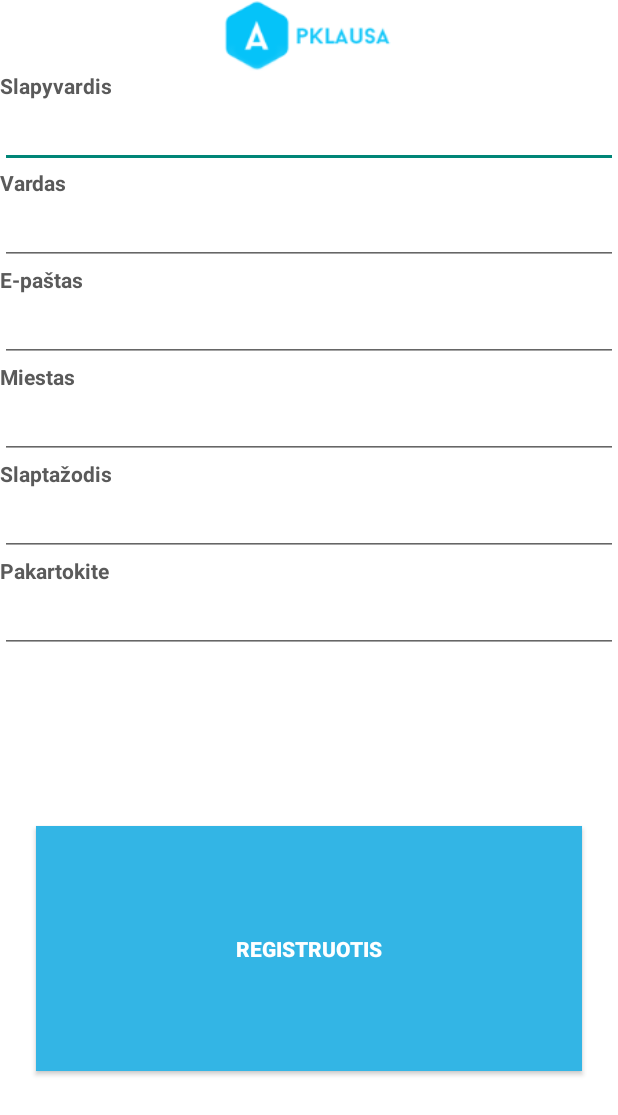
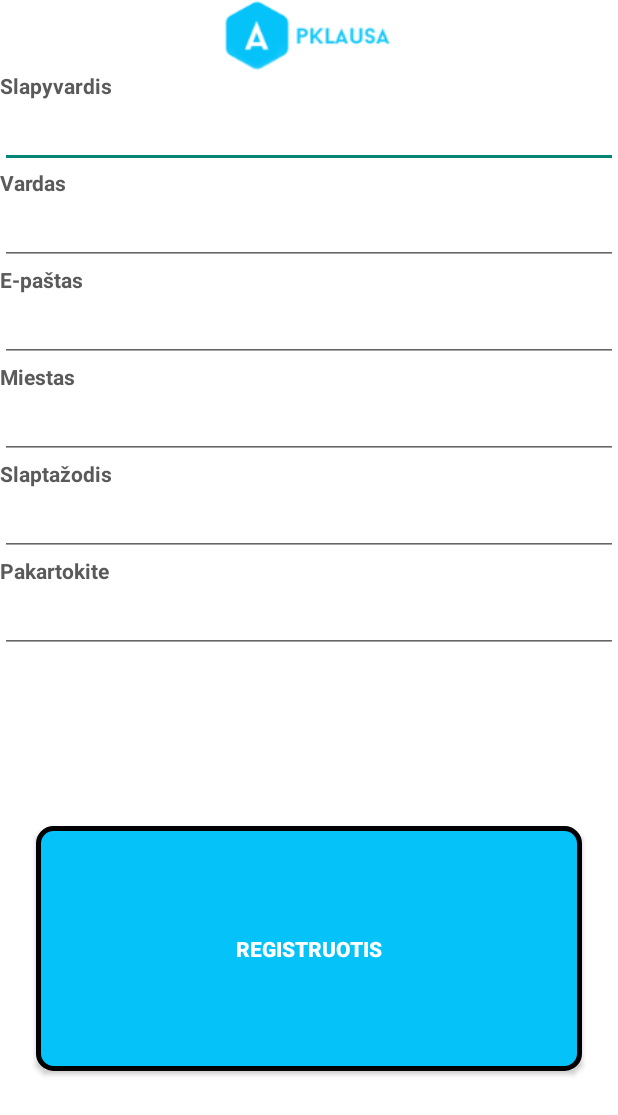
Before and after one commit to violetine/apk_kpa, an Android app: the Register screen opened directly, with no data from a screen before it, on a phone screen of 412 x 824 dp. Shown: the top 1115 px of the screen. Run offline under Robolectric (Android 15) with nearby library versions, the phone set to English and light mode, and no system bars.

Commit message:
Mygtuku suapvalinimas

```diff
--- /dev/null
+++ b/app/src/main/res/drawable/rounded_corner.xml
@@ -0,0 +1,29 @@
+<?xml version="1.0" encoding="utf-8"?>
+<shape
+    xmlns:android="http://schemas.android.com/apk/res/android"
+    android:shape="rectangle">
+
+    <!-- view background color -->
+    <solid
+        android:color="#05c3f9" >
+    </solid>
+
+    <!-- view border color and width -->
+    <stroke
+        android:width="3dp" >
+    </stroke>
+
+    <!-- If you want to add some padding -->
+    <padding
+        android:left="4dp"
+        android:top="4dp"
+        android:right="4dp"
+        android:bottom="4dp"    >
+    </padding>
+
+    <!-- Here is the corner radius -->
+    <corners
+        android:radius="10dp"   >
+    </corners>
+
+</shape>
--- a/app/src/main/res/layout/activity_sukurti_klausima.xml
+++ b/app/src/main/res/layout/activity_sukurti_klausima.xml
@@ -87,6 +87,8 @@
         android:layout_width="wrap_content"
         android:layout_height="wrap_content"
         android:text="Prideti klausima"
+        android:background="@drawable/rounded_corner"
+        android:textColor="#fff"
         android:id="@+id/btnPridetiKlausima"
         android:layout_below="@+id/txtTreciasPasirinkimas"
         android:layout_centerHorizontal="true" />
--- a/app/src/main/res/layout/keisti_psw.xml
+++ b/app/src/main/res/layout/keisti_psw.xml
@@ -99,7 +99,7 @@
             android:layout_marginTop="20dip"
             android:text="Keisti slaptažodi"
             android:layout_weight="0.37"
-            android:background="#ff33b5e5"
+            android:background="@drawable/rounded_corner"
             android:textColor="#ffffffff"
             android:textStyle="bold" />
     </LinearLayout>
--- a/app/src/main/res/layout/klausymas.xml
+++ b/app/src/main/res/layout/klausymas.xml
@@ -44,6 +44,8 @@
         android:layout_width="350dp"
         android:layout_height="100dp"
         android:text="Kitas klausymas"
+        android:background="@drawable/rounded_corner"
+        android:textColor="#fff"
         android:id="@+id/submit"
         android:onClick="ats"/>
 
--- a/app/src/main/res/layout/loged_in_admin.xml
+++ b/app/src/main/res/layout/loged_in_admin.xml
@@ -34,8 +34,8 @@
             android:text = "Sukurti apklausa"
             android:textSize="30dp"
             android:layout_alignParentTop="true"
-            android:background="#ff33b5e5"
-            android:textColor="#ffffffff"
+            android:background="@drawable/rounded_corner"
+            android:textColor="#fff"
             android:textStyle="bold"> </Button>
 
     </RelativeLayout>
--- a/app/src/main/res/layout/login.xml
+++ b/app/src/main/res/layout/login.xml
@@ -80,8 +80,8 @@
         android:layout_marginTop="20dip"
         android:text="Prisijungti"
         android:layout_weight="0.37"
-        android:background="#ff33b5e5"
-        android:textColor="#ffffffff"
+        android:background="@drawable/rounded_corner"
+        android:textColor="#fff"
         android:textStyle="bold" />
 
 
--- a/app/src/main/res/layout/mano_duomenys.xml
+++ b/app/src/main/res/layout/mano_duomenys.xml
@@ -74,8 +74,8 @@
             android:layout_marginBottom="12dip"
             android:text="Keisti slaptažodi"
             android:layout_weight="0.09"
-            android:background="#ff33b5e5"
-            android:textColor="#ffffffff"
+            android:background="@drawable/rounded_corner"
+            android:textColor="#fff"
 
             android:textStyle="bold" />
 
--- a/app/src/main/res/layout/register.xml
+++ b/app/src/main/res/layout/register.xml
@@ -125,8 +125,8 @@
         android:id="@+id/regBtn"
         android:layout_gravity="center_horizontal"
         android:layout_weight="0.36"
-        android:background="#ff33b5e5"
-        android:textColor="#ffffffff"
+        android:background="@drawable/rounded_corner"
+        android:textColor="#fff"
         android:textStyle="bold"
         android:onClick="loged_in"/>
 
```
Also changed, not shown: 1 other file.
